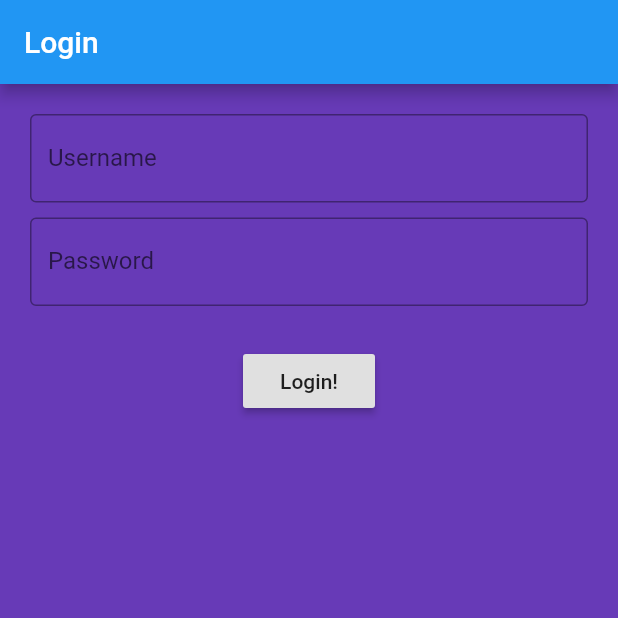
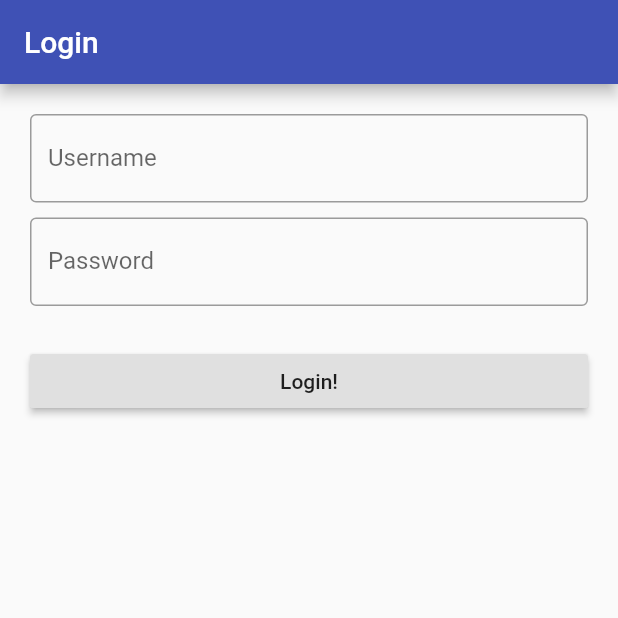
Before and after one commit to profaddy/flutter_poc, a Flutter app: the screen it shows after launch, on a phone screen of 412 x 824 dp, the top half of it. Run offline on Flutter 3.47's test engine with Material 2 defaults, Android fonts, the phone set to English and light mode, and no system bars.

Commit message:
theme added to flutter app

```diff
--- a/lib/main.dart
+++ b/lib/main.dart
@@ -118,19 +118,24 @@ import 'package:flutter/material.dart';
 import './src/app_screens/home..dart';
 import './src/app_screens/secondRoute.dart';
 import './src/app_screens/login.dart';
+
 void main() => runApp(MyApp());
 
 class MyApp extends StatelessWidget {
   Widget build(BuildContext context) {
     return MaterialApp(
-      initialRoute:'/',
-      routes:{
-        '/':(context) => Login(),
-        '/home':(context) => Home(),
-        '/second':(context) => SecondRoute(),
-      },
-      title: 'Welcome to Flutter',
-
-    );
+        initialRoute: '/',
+        routes: {
+          '/': (context) => Login(),
+          '/home': (context) => Home(),
+          '/second': (context) => SecondRoute(),
+        },
+        title: 'Welcome to Flutter',
+        theme: ThemeData(
+          brightness: Brightness.light,
+          accentColor: Colors.indigo,
+          primaryColor: Colors.indigo,
+          primarySwatch: Colors.indigo,
+        ));
   }
 }
--- a/lib/src/app_screens/login.dart
+++ b/lib/src/app_screens/login.dart
@@ -17,12 +17,17 @@ class _LoginState extends State<Login> {
               title: Text('Login'),
             ),
             body: Container(
-                color: Colors.deepPurple,
+                decoration: BoxDecoration(
+                    // gradient: LinearGradient(
+                    //   begin: Alignment.topRight,
+                    //   end: Alignment.bottomLeft,
+                    //   colors: [Colors.blue, Colors.indigo])
+                    ),
                 child: Container(
                     margin: EdgeInsets.all(20.0),
                     child:
                         // margin: EdgeInsets.all(20.0),
-                        Column(children: <Widget>[
+                        ListView(children: <Widget>[
                       TextField(
                         decoration: InputDecoration(
                           labelText: 'Username',
@@ -37,18 +42,13 @@ class _LoginState extends State<Login> {
                       ),
                       Padding(padding: EdgeInsets.only(top: 10.0)),
                       TextField(
-                        obscureText: true,
-                        decoration: InputDecoration(
-                          labelText: 'Password',
-                          border: OutlineInputBorder(),
-                        ),
-                        onChanged: (String userInput) {
-                          setState(() {
-                            debugPrint("set state called");
-                            username = userInput;
-                          });
-                        },
-                      ),
+                          obscureText: true,
+                          decoration: InputDecoration(
+                            labelText: 'Password',
+                            border: OutlineInputBorder(),
+                          ),
+                          onChanged: (String userInput) =>
+                              handleChanged(userInput)),
                       Padding(padding: EdgeInsets.only(top: 10.0)),
                       Text('$username'),
                       RaisedButton(
@@ -59,4 +59,11 @@ class _LoginState extends State<Login> {
                       ),
                     ])))));
   }
+
+  handleChanged(String userInput) {
+    setState(() {
+      debugPrint("set state called");
+      username = userInput;
+    });
+  }
 }
```
Also changed, not shown: lib/src/components/TextFieldComponent.dart (added, +19 -0 lines).
